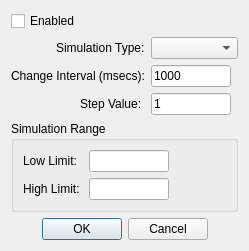
First picture: the form in omodscan/dialogs/dialogautosimulation.ui, repository sanny32/OpenModScan, before the edit.
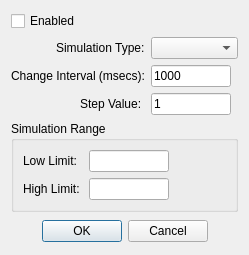
Second picture: the form after the edit. Custom widgets are drawn as their Qt base class.

Patch:
```diff
--- a/omodscan/dialogs/dialogautosimulation.ui
+++ b/omodscan/dialogs/dialogautosimulation.ui
@@ -147,6 +147,12 @@
    </item>
    <item>
     <widget class="QDialogButtonBox" name="buttonBox">
+     <property name="minimumSize">
+      <size>
+       <width>0</width>
+       <height>26</height>
+      </size>
+     </property>
      <property name="orientation">
       <enum>Qt::Horizontal</enum>
      </property>
```
Left out of the diff: 6 changed lines with no effect on the pictures.
